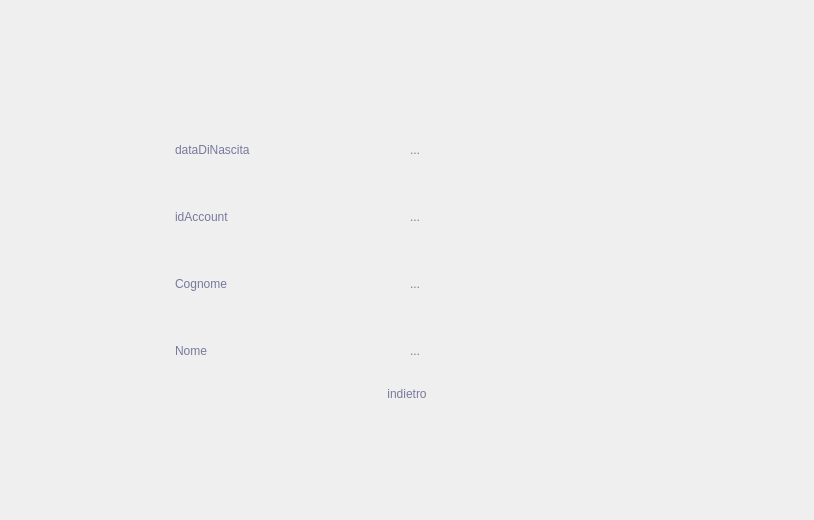
First picture: the form in NegozioDelUsatoPython/MVC/View/ClienteProprietarioViews/IMieiDatiView.ui, repository LeonUrsu/NegozioDellUsato-ExamIS, before the edit.
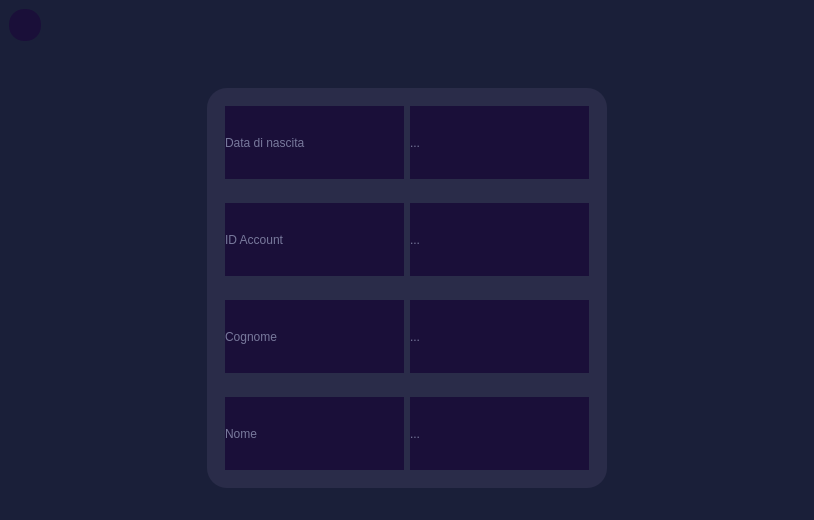
Second picture: the form after the edit. Icons and pictures are not drawn.

Patch:
```diff
--- a/NegozioDelUsatoPython/MVC/View/ClienteProprietarioViews/IMieiDatiView.ui
+++ b/NegozioDelUsatoPython/MVC/View/ClienteProprietarioViews/IMieiDatiView.ui
@@ -14,25 +14,43 @@
    <string>Form</string>
   </property>
   <property name="styleSheet">
-   <string notr="true">
-*{
+   <string notr="true">*{
 color: #78799c;
 border: none;
 }
-
-
-
-#mainFrame{
+#Form,#frame_2,#frame{
+	background-color:#1a1f39;
+}
+QLabel{
+	color:#78799c;
+	background-color:#1a0f39;
+}
+#indietroBtn:pressed{
+	background-color: rgba(26, 31, 57,150);
+}
+#indietroBtn{
+	background-color: #1a0f39;
+	border-radius: 15px;
+	padding : 10px 5px;
+	text-align:left;
+	color:#78799c;
+	font: 10pt &quot;Leelawadee UI&quot;;
+}
+#frame_11{
 	background-color: #2a2c49;
+	border-radius: 20px;
 }
 
 
 
 
 
+
+
+
 </string>
   </property>
-  <layout class="QHBoxLayout" name="horizontalLayout">
+  <layout class="QVBoxLayout" name="verticalLayout_2">
    <property name="leftMargin">
     <number>0</number>
    </property>
@@ -45,12 +63,71 @@
    <property name="bottomMargin">
     <number>0</number>
    </property>
+   <item alignment="Qt::AlignLeft">
+    <widget class="QFrame" name="frame">
+     <property name="frameShape">
+      <enum>QFrame::StyledPanel</enum>
+     </property>
+     <property name="frameShadow">
+      <enum>QFrame::Raised</enum>
+     </property>
+     <layout class="QHBoxLayout" name="horizontalLayout">
+      <item alignment="Qt::AlignLeft">
+       <widget class="QPushButton" name="indietroBtn">
+        <property name="minimumSize">
+         <size>
+          <width>32</width>
+          <height>32</height>
+         </size>
+        </property>
+        <property name="maximumSize">
+         <size>
+          <width>32</width>
+          <height>32</height>
+         </size>
+        </property>
+        <property name="cursor">
+         <cursorShape>PointingHandCursor</cursorShape>
+        </property>
+        <property name="text">
+         <string/>
+        </property>
+        <property name="icon">
+         <iconset resource="../resources.qrc">
+          <normaloff>:/purpleIcons/assets/#78799c(purple) icons/arrow-left.svg</normaloff>:/purpleIcons/assets/#78799c(purple) icons/arrow-left.svg</iconset>
+        </property>
+        <property name="iconSize">
+         <size>
+          <width>24</width>
+          <height>24</height>
+         </size>
+        </property>
+       </widget>
+      </item>
+     </layout>
+    </widget>
+   </item>
+   <item>
+    <widget class="QFrame" name="frame_2">
+     <property name="sizePolicy">
+      <sizepolicy hsizetype="Preferred" vsizetype="Expanding">
+       <horstretch>0</horstretch>
+       <verstretch>0</verstretch>
+      </sizepolicy>
+     </property>
+     <property name="frameShape">
+      <enum>QFrame::StyledPanel</enum>
+     </property>
+     <property name="frameShadow">
+      <enum>QFrame::Raised</enum>
+     </property>
+     <layout class="QHBoxLayout" name="horizontalLayout_5">
    <item>
     <widget class="QFrame" name="frame_11">
      <property name="maximumSize">
       <size>
-       <width>500</width>
-       <height>300</height>
+          <width>400</width>
+          <height>400</height>
       </size>
      </property>
      <property name="frameShape">
@@ -78,7 +155,7 @@
             </size>
            </property>
            <property name="text">
-            <string>dataDiNascita</string>
+               <string>Data di nascita</string>
            </property>
           </widget>
          </item>
@@ -104,7 +181,7 @@
          <item>
           <widget class="QLabel" name="label_5">
            <property name="text">
-            <string>idAccount</string>
+               <string>ID Account</string>
            </property>
           </widget>
          </item>
@@ -170,11 +247,7 @@
         </layout>
        </widget>
       </item>
-      <item>
-       <widget class="QPushButton" name="indietroBtn">
-        <property name="text">
-         <string>indietro</string>
-        </property>
+        </layout>
        </widget>
       </item>
      </layout>
```
Left out of the diff: 4 changed lines with no effect on the pictures. Lines whose indentation alone changed are shown as unchanged.
